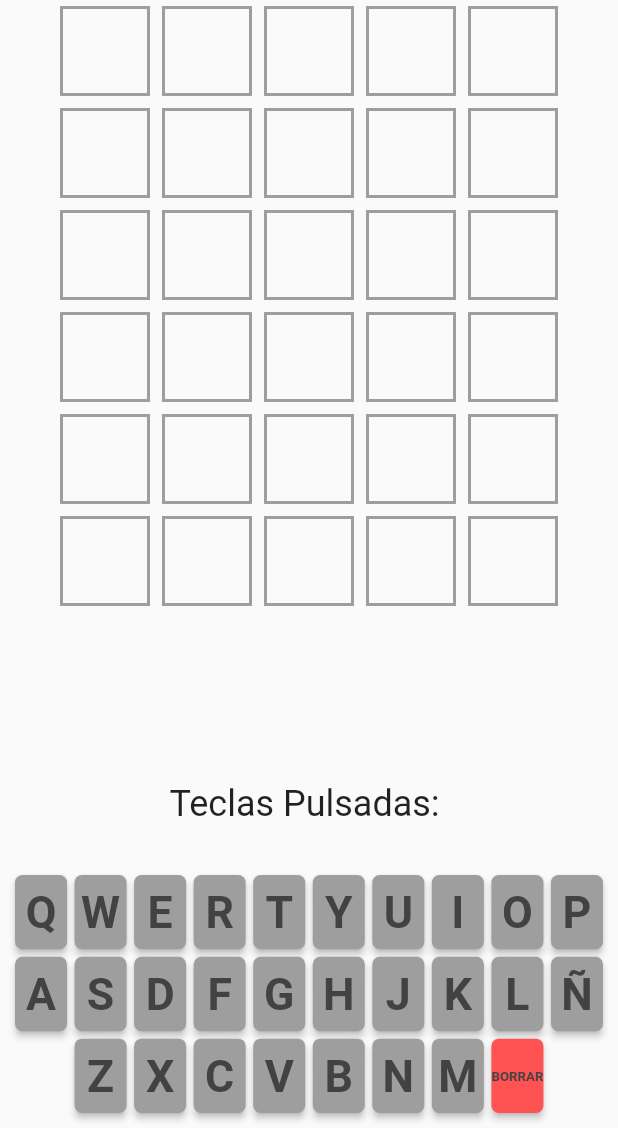
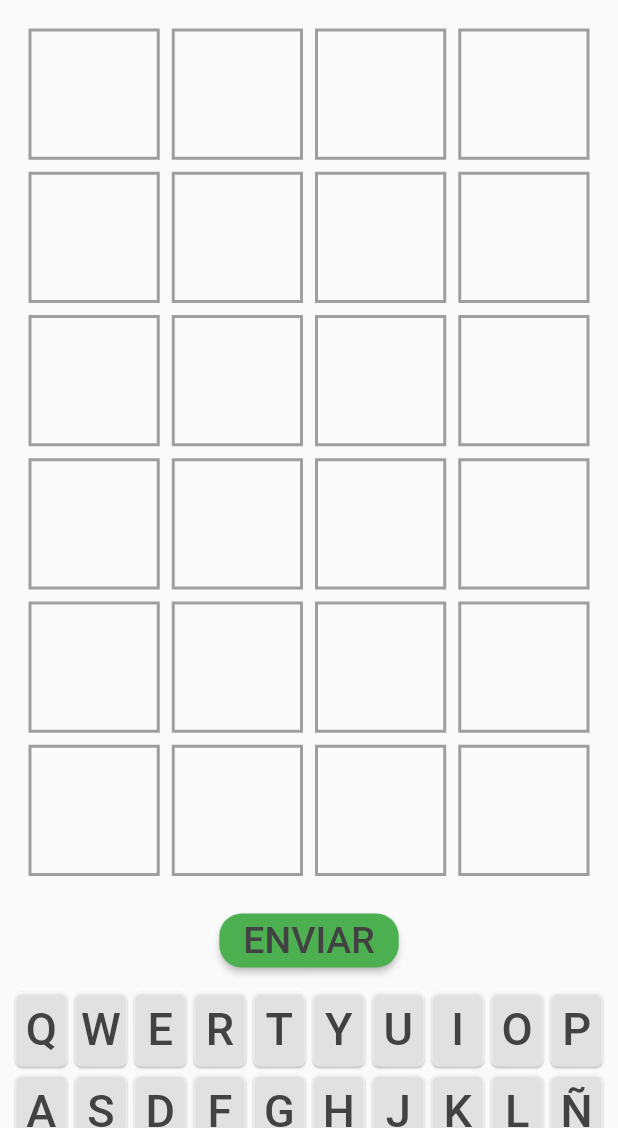
Before and after one commit to jcmh05/wordleFlutterApp, a Flutter app: the screen it shows after launch, after a tap on "MODO 4", on a phone screen of 412 x 824 dp, the part 108-1236 px from its top. Run offline on Flutter 3.47's test engine with Material 2 defaults, Android fonts, the phone set to English and light mode, and no system bars; our stand-ins replace flutter_riverpod, google_fonts; Roboto replaces fonts that are missing (Montserrat).

Commit message:
Ajustes pantalla y botón Enviar

```diff
--- a/lib/componentes/casilla_de_letra.dart
+++ b/lib/componentes/casilla_de_letra.dart
@@ -1,20 +1,28 @@
 import 'package:flutter/material.dart';
 
 class CasillaDeLetra extends StatelessWidget {
-  const CasillaDeLetra({Key? key}) : super(key: key);
+  final double anchura;
+  final double altura;
+  final String letra;
+  const CasillaDeLetra({Key? key, required this.anchura, required this.altura, required this.letra}) : super(key: key);
 
   @override
   Widget build(BuildContext context) {
     return Container(
       alignment: Alignment.center,
-      width: 60,
-      height: 60,
+      width: anchura,
+      height: altura,
       padding: EdgeInsets.all(10),
       margin: EdgeInsets.all(4),
       decoration: BoxDecoration(
           border: Border.all(color: Colors.grey, width: 2)
       ),
+      child: Text(
+        letra,
+        style: TextStyle(
+          fontSize: 40.0,
+        ),
+      ),
     );
-
   }
 }
--- a/lib/componentes/grids_superiores.dart
+++ b/lib/componentes/grids_superiores.dart
@@ -2,37 +2,38 @@ import 'package:flutter/material.dart';
 import 'package:wordle/componentes/componentes.dart';
 
 
-const filas=6;
-const tam_palabra=5;
+class GridsSuperiores extends StatelessWidget {
+  final int numero_columnas;
+  final List<String?> letras;
+  const GridsSuperiores({Key? key, required this.numero_columnas, required this.letras}) : super(key: key);
 
-class GridsSuperiores extends StatelessWidget {
-  const GridsSuperiores({Key? key}) : super(key: key);
+  final filaActual = 0;
 
   @override
   Widget build(BuildContext context) {
-    final List<Row> filas_palabra=List.empty(growable: true);
+    // Parámetros grid
+    final numero_filas = 6;
 
-    for(int i=0;i < filas;i++){
+    return GridView.builder(
+      padding: EdgeInsets.all(15.0), //Espacio alrededor del GridView
+      shrinkWrap: true,
+      itemCount: numero_columnas * numero_filas, // Agregamos 2 para los espacios vacíos
+      gridDelegate: SliverGridDelegateWithFixedCrossAxisCount(
+          crossAxisCount: numero_columnas,
+      ),
+      itemBuilder: (BuildContext context, int index) {
 
-      final List<CasillaDeLetra> casillas = List.empty(growable: true);
+        if ( index>=(numero_columnas*filaActual) && index< (numero_columnas*(filaActual+1))){
+          var indice = index - numero_columnas*filaActual;
+          if( indice < letras.length){
+            return CasillaDeLetra(anchura: 5.0,altura: 5.0, letra: letras[indice]!,);
+          }
 
-      for(int j=0; j<tam_palabra;j++){
 
-        casillas.add(CasillaDeLetra());
-      }
+        }
 
-      filas_palabra.add(
-          Row(
-          mainAxisSize: MainAxisSize.min,
-          children: casillas,
-          ));
-    }
-
-    return Container(
-      child: Column(
-        crossAxisAlignment: CrossAxisAlignment.center,
-        children: filas_palabra,
-      ),
+        return CasillaDeLetra(anchura: 5.0,altura: 5.0, letra: " ",);
+      },
     );
   }
 }
--- a/lib/componentes/keyButton.dart
+++ b/lib/componentes/keyButton.dart
@@ -16,7 +16,7 @@ class _KeyButtonState extends State<KeyButton> {
   final Function(String) TeclaPulsada;
   _KeyButtonState(this.letter, this.TeclaPulsada);
   final tamano_letra = 0.6; //Establece el tamaño de la letra respecto al botón
-  Color colorBoton = Colors.grey;
+  Color colorBoton = Colors.white60;
 
   @override
   void initState() {
@@ -35,6 +35,7 @@ class _KeyButtonState extends State<KeyButton> {
       builder: (BuildContext context, BoxConstraints constraints) {
         return ElevatedButton(
               style: ButtonStyle( //Estilo para el botón
+                elevation: MaterialStateProperty.all(0.6),
                 backgroundColor: MaterialStateProperty.all<Color>(colorBoton),
                 shape: MaterialStateProperty.all<OutlinedBorder?>(RoundedRectangleBorder(borderRadius: BorderRadius.circular(5.0))),
                 padding: MaterialStateProperty.all<EdgeInsets?>(const EdgeInsets.all(0)),
@@ -49,7 +50,6 @@ class _KeyButtonState extends State<KeyButton> {
                     letter,
                     style: TextStyle(
                       fontSize: constraints.maxHeight * tamano_letra,
-                      fontWeight: FontWeight.bold,
                       color: Colors.grey.shade800,
                     ),
                   ),
--- a/lib/componentes/keyboard.dart
+++ b/lib/componentes/keyboard.dart
@@ -58,10 +58,11 @@ class _KeyboardState extends State<Keyboard> {
       shrinkWrap: true,
       itemCount: tecladoEspanol.length + 2, // Agregamos 2 para los espacios vacíos
       gridDelegate: SliverGridDelegateWithFixedCrossAxisCount(
-          crossAxisCount: 10,
+          crossAxisCount: 10,    // Teclas por fila
           childAspectRatio: 0.7, // Valor para modificar el aspecto de las teclas
-          mainAxisSpacing: 5.0,
-          crossAxisSpacing: 5.0),
+          mainAxisSpacing: 4.5,  // Espacio entre filas
+          crossAxisSpacing: 4.5  // Espacio entre teclas
+      ),
       itemBuilder: (BuildContext context, int index) {
         // Agrega un espacio vacío al principio de la última fila
         if (index == 20) {
--- /dev/null
+++ b/lib/funcionalidades/opciones_de_juego.dart
@@ -0,0 +1,33 @@
+import 'package:flutter_riverpod/flutter_riverpod.dart';
+// Importación del paquete 'flutter_riverpod' para utilizar el proveedor de estado
+
+class OpcionesDeJuego {
+  final int tam_palabra;
+  final int intentos;
+
+  OpcionesDeJuego({required this.tam_palabra, required this.intentos});
+
+// Método clone de la clase 'OpcionesDeJuego' que devuelve una nueva instancia de la clase 'OpcionesDeJuego' con valores actualizados.
+  OpcionesDeJuego clone({int? tam_palabra, int? intentos}) {
+    return OpcionesDeJuego(
+        intentos: intentos ?? this.intentos,
+        tam_palabra: tam_palabra ?? this.tam_palabra);
+  }
+}
+
+class OpcionesDeJuegoNotifier extends StateNotifier<OpcionesDeJuego> {
+  OpcionesDeJuegoNotifier() : super(OpcionesDeJuego(tam_palabra: 5, intentos: 6));
+
+  void actualizarIntentos(int intentos) {
+    state = state.clone(intentos: intentos);
+  }
+
+  void actualizarTamPalabra(int tam_palabra) {
+    state = state.clone(tam_palabra: tam_palabra);
+  }
+}
+
+final gameSettingsProvider =
+StateNotifierProvider<OpcionesDeJuegoNotifier, OpcionesDeJuego>((ref) {
+  return OpcionesDeJuegoNotifier();
+});
--- a/lib/pantallas/juego.dart
+++ b/lib/pantallas/juego.dart
@@ -2,8 +2,8 @@ import 'package:flutter/material.dart';
 import '../componentes/componentes.dart';
 
 class Juego extends StatefulWidget{
-
-  const Juego({Key? key}) : super(key: key);
+  final int modoDeJuego;
+  const Juego({Key? key, required this.modoDeJuego}) : super(key: key);
 
   @override
   State<StatefulWidget> createState() => _JuegoState();
@@ -12,34 +12,58 @@ class Juego extends StatefulWidget{
 
 class _JuegoState extends State<Juego> {
 
-  String teclasPulsadas = " ";
-
+  // Array de letras que se manda a grid_superiores con el botón "ENVIAR"
+  List<String?> listaLetras = [];
 
   @override
   Widget build( BuildContext context) {
     final teclaPulsada = (String tecla) {
-      setState(() {
-        if( tecla == "BORRAR"){
-          teclasPulsadas = " ";
-        }else{
-          teclasPulsadas = teclasPulsadas + tecla + " ";
+      if( listaLetras.length > 0 && tecla == 'BORRAR'){
+        listaLetras.removeLast();
+      }else{
+        // Si tenemos todas las letras, borramos la última para sustituirla
+        if( listaLetras.length == widget.modoDeJuego){
+          listaLetras.removeLast();
         }
-      });
+
+        // Añadimos la nueva tecla a la lista y actualizamos la pantalla
+        listaLetras.add(tecla);
+      }
+      setState(() { });
     };
 
     return Column(
       children: [
         //Matriz de casillas
-        Expanded(
-          child: GridsSuperiores(),
+        GridsSuperiores(numero_columnas: widget.modoDeJuego, letras: listaLetras),
+
+        Spacer(),
+
+        //Botón de enviar
+        ElevatedButton(
+          style: ButtonStyle( //Estilo para el botón
+            backgroundColor: MaterialStateProperty.all<Color>(Colors.green),
+            shape: MaterialStateProperty.all<OutlinedBorder?>(RoundedRectangleBorder(borderRadius: BorderRadius.circular(15.0))),
+          ),
+          onPressed: (){
+            // Acción de enviar
+          },
+          child: Text(
+            'ENVIAR',
+            style: TextStyle(
+              fontFamily: 'Montserrat',
+              color: Colors.grey.shade800,
+              fontSize: 25,
+            ),
+          ),
         ),
-        //Prueba de teclado
-        SizedBox(height: 15.0),
-        Text('Teclas Pulsadas: ', style: TextStyle(fontSize: 24)),
-        Text(  teclasPulsadas,style: TextStyle(fontSize: 20)),
+
+        Spacer(),
 
         //Teclado
         Keyboard(TeclaPulsada: teclaPulsada),
+
+        SizedBox(height: 10.0), //Agregar espacio entre el teclado y el borde inferior de la pantalla
       ],
     );
   }
--- a/lib/pantallas/menu.dart
+++ b/lib/pantallas/menu.dart
@@ -26,10 +26,10 @@ class _MenuState extends State<Menu> {
     Color tercerColorBoton = Colors.grey;
 
     //Función que se llamará al pulsar cada botón del menú
-    void cambiarHaciaJuego() async {
+    void cambiarHaciaJuego(int modoDeJuego) async {
       bool actualizar = await Navigator.push(
         context,
-        MaterialPageRoute(builder: (context) => WordlePaginaPrincipal()),
+        MaterialPageRoute(builder: (context) => WordlePaginaPrincipal(modoDeJuego: modoDeJuego)),
       );
 
       if (actualizar){
@@ -54,7 +54,7 @@ class _MenuState extends State<Menu> {
                   padding: EdgeInsets.symmetric(horizontal: margenHorizontal,vertical: margenVertical),
                   child: ElevatedButton(
                     onPressed: () {
-                      cambiarHaciaJuego();
+                      cambiarHaciaJuego(4);
                     },
                     child: Text(
                         'MODO 4',
@@ -76,7 +76,7 @@ class _MenuState extends State<Menu> {
                   padding: EdgeInsets.symmetric(horizontal: margenHorizontal, vertical: margenVertical),
                   child: ElevatedButton(
                     onPressed: () {
-                      cambiarHaciaJuego();
+                      cambiarHaciaJuego(5);
                     },
                     child: Text(
                         'CLÁSICO',
@@ -98,7 +98,7 @@ class _MenuState extends State<Menu> {
                   padding: EdgeInsets.symmetric(horizontal: margenHorizontal, vertical: margenVertical),
                   child: ElevatedButton(
                     onPressed: () {
-                      cambiarHaciaJuego();
+                      cambiarHaciaJuego(6);
                     },
                     child: Text(
                         'MODO 6',
--- a/lib/pantallas/pantalla_juego.dart
+++ b/lib/pantallas/pantalla_juego.dart
@@ -2,16 +2,18 @@ import 'package:flutter/material.dart';
 import 'package:wordle/pantallas/pantallas.dart';
 import 'package:wordle/componentes/componentes.dart';
 
-class WordlePaginaPrincipal extends StatefulWidget{
+class WordlePaginaPrincipal extends StatefulWidget {
+  final int modoDeJuego;
 
-  const WordlePaginaPrincipal({Key? key}) : super(key: key);
+  const WordlePaginaPrincipal({Key? key, required this.modoDeJuego}) : super(key: key);
 
   @override
-  State<StatefulWidget> createState() => _WordleAppPrincipalState();
-
+  _WordleAppPrincipalState createState() => _WordleAppPrincipalState();
 }
 
 class _WordleAppPrincipalState extends State<WordlePaginaPrincipal> {
+  // Parámetros Appbar
+  final alturaBarra = 72.0;
 
   @override
   Widget build( BuildContext context) {
@@ -29,18 +31,22 @@ class _WordleAppPrincipalState extends State<WordlePaginaPrincipal> {
                   Navigator.pop(context, true);
                 },
               ),
+
               Expanded(
                 child: Padding(
                   padding: EdgeInsets.symmetric(horizontal: 35.0,vertical: 25.0),
-                  child: Image.asset(
-                    'assets/logo2.png',
-                    fit: BoxFit.contain,
+                  child: SizedBox(
+                    height: alturaBarra,
+                    child: Image.asset(
+                      'assets/logo2.png',
+                      fit: BoxFit.contain,
+                    ),
                   ),
                 ),
               ),
             ],
           ),
-          toolbarHeight: 72.0,
+          toolbarHeight: alturaBarra,
           elevation: 0.0,
           centerTitle: true,
           actions: [
@@ -54,7 +60,7 @@ class _WordleAppPrincipalState extends State<WordlePaginaPrincipal> {
           ],
         ),
 
-        body: Juego(),
+        body: Juego(modoDeJuego: widget.modoDeJuego),
       ),
     );
   }
--- a/pubspec.yaml
+++ b/pubspec.yaml
@@ -31,7 +31,7 @@ dependencies:
   flutter:
     sdk: flutter
   google_fonts: ^4.0.3
-
+  flutter_riverpod: ^2.0.0-dev.0
 
   # The following adds the Cupertino Icons font to your application.
   # Use with the CupertinoIcons class for iOS style icons.
```
Also changed, not shown: pubspec.lock.
